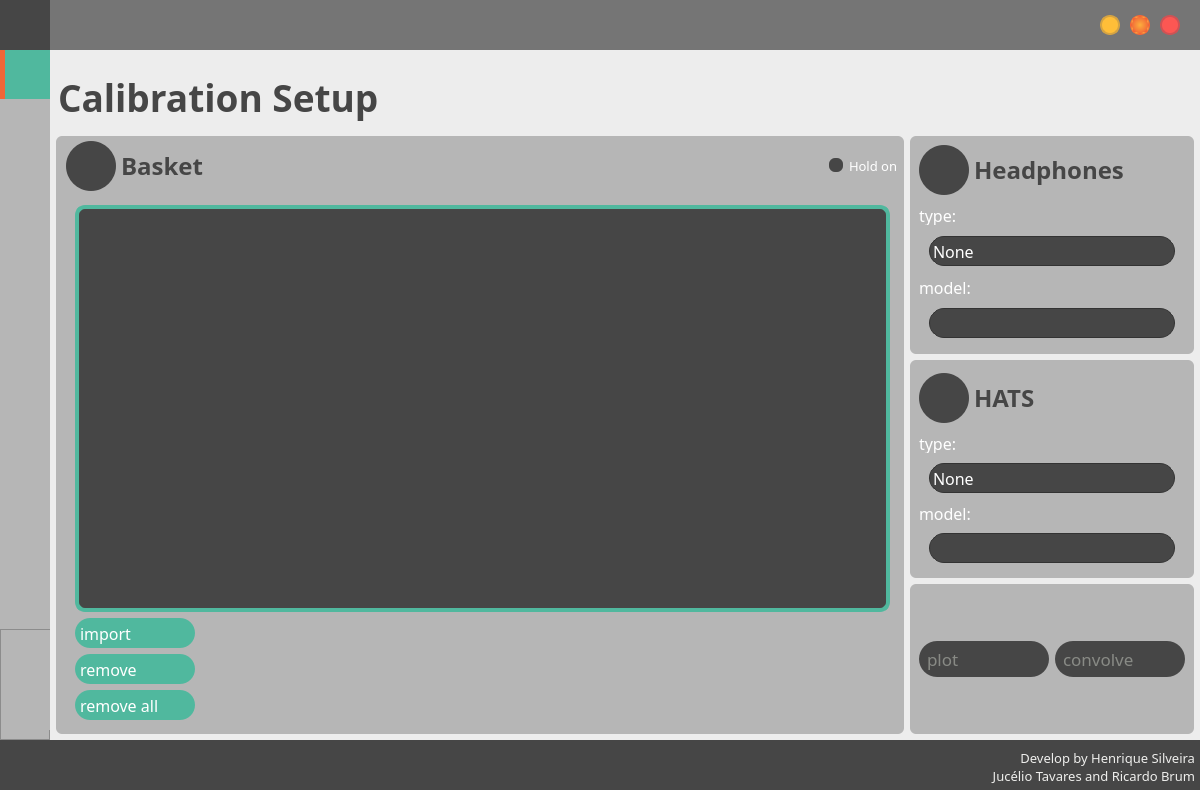
Qt form Forms/form.ui (henriquealende/PsychoBox) before a commit.
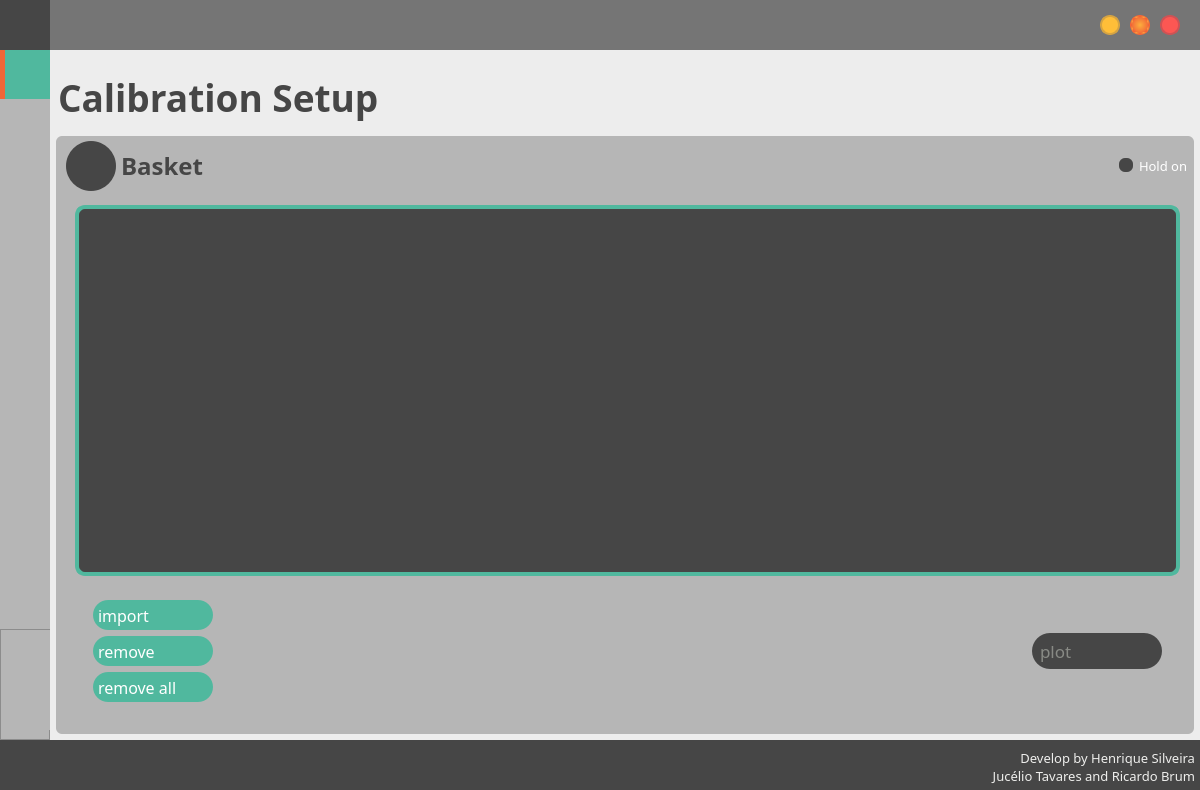
The same form after that commit. The open tabs and pages were chosen to show the change. Icons and pictures are not drawn.

The edit to the form file:
```diff
--- a/Forms/form.ui
+++ b/Forms/form.ui
@@ -6234,6 +6234,12 @@
                    </item>
                    <item>
                     <widget class="QFrame" name="frame_123">
+                     <property name="minimumSize">
+                      <size>
+                       <width>0</width>
+                       <height>130</height>
+                      </size>
+                     </property>
                      <property name="styleSheet">
                       <string notr="true">
 QPushButton {
@@ -6260,627 +6266,88 @@
                      <property name="frameShadow">
                       <enum>QFrame::Raised</enum>
                      </property>
-                     <layout class="QVBoxLayout" name="verticalLayout_86">
-                      <property name="spacing">
-                       <number>6</number>
-                      </property>
-                      <property name="leftMargin">
-                       <number>0</number>
-                      </property>
-                      <property name="topMargin">
-                       <number>0</number>
-                      </property>
-                      <property name="rightMargin">
-                       <number>0</number>
-                      </property>
-                      <property name="bottomMargin">
-                       <number>0</number>
-                      </property>
+                     <layout class="QHBoxLayout" name="horizontalLayout_8">
                       <item>
-                       <widget class="QPushButton" name="importGraph">
-                        <property name="minimumSize">
-                         <size>
-                          <width>0</width>
-                          <height>30</height>
-                         </size>
-                        </property>
-                        <property name="maximumSize">
-                         <size>
-                          <width>120</width>
-                          <height>16777215</height>
-                         </size>
-                        </property>
-                        <property name="font">
-                         <font>
-                          <family>PF BeauSans Pro</family>
-                          <pointsize>12</pointsize>
-                         </font>
-                        </property>
-                        <property name="text">
-                         <string>import</string>
-                        </property>
-                       </widget>
-                      </item>
-                      <item>
-                       <widget class="QPushButton" name="removeGraph">
-                        <property name="minimumSize">
-                         <size>
-                          <width>0</width>
-                          <height>30</height>
-                         </size>
-                        </property>
-                        <property name="maximumSize">
-                         <size>
-                          <width>120</width>
-                          <height>16777215</height>
-                         </size>
-                        </property>
-                        <property name="font">
-                         <font>
-                          <family>PF BeauSans Pro</family>
-                          <pointsize>12</pointsize>
-                         </font>
-                        </property>
-                        <property name="text">
-                         <string>remove</string>
-                        </property>
-                       </widget>
-                      </item>
-                      <item>
-                       <widget class="QPushButton" name="removeAllGraph">
-                        <property name="minimumSize">
-                         <size>
-                          <width>0</width>
-                          <height>30</height>
-                         </size>
-                        </property>
-                        <property name="maximumSize">
-                         <size>
-                          <width>120</width>
-                          <height>16777215</height>
-                         </size>
-                        </property>
-                        <property name="font">
-                         <font>
-                          <family>PF BeauSans Pro</family>
-                          <pointsize>12</pointsize>
-                         </font>
-                        </property>
-                        <property name="text">
-                         <string>remove all</string>
-                        </property>
-                       </widget>
-                      </item>
-                     </layout>
-                    </widget>
-                   </item>
-                  </layout>
-                 </widget>
-                </item>
-               </layout>
-              </widget>
-             </item>
-             <item>
-              <widget class="QFrame" name="RightCalibrationSetup">
-               <property name="minimumSize">
-                <size>
-                 <width>0</width>
-                 <height>0</height>
-                </size>
-               </property>
-               <property name="maximumSize">
-                <size>
-                 <width>16777215</width>
-                 <height>16777215</height>
-                </size>
-               </property>
-               <property name="styleSheet">
-                <string notr="true"/>
-               </property>
-               <property name="frameShape">
-                <enum>QFrame::NoFrame</enum>
-               </property>
-               <property name="frameShadow">
-                <enum>QFrame::Raised</enum>
-               </property>
-               <layout class="QVBoxLayout" name="verticalLayout_90">
-                <property name="spacing">
-                 <number>6</number>
-                </property>
-                <property name="leftMargin">
-                 <number>0</number>
-                </property>
-                <property name="topMargin">
-                 <number>0</number>
-                </property>
-                <property name="rightMargin">
-                 <number>0</number>
-                </property>
-                <property name="bottomMargin">
-                 <number>0</number>
-                </property>
-                <item>
-                 <widget class="QFrame" name="Headphones">
-                  <property name="maximumSize">
-                   <size>
-                    <width>16777215</width>
-                    <height>16777215</height>
-                   </size>
-                  </property>
-                  <property name="styleSheet">
-                   <string notr="true">QFrame{
-	background-color: rgb(182, 182, 182);
-	border-radius: 6px;
-}	
-</string>
-                  </property>
-                  <property name="frameShape">
-                   <enum>QFrame::NoFrame</enum>
-                  </property>
-                  <property name="frameShadow">
-                   <enum>QFrame::Raised</enum>
-                  </property>
-                  <layout class="QVBoxLayout" name="verticalLayout_91">
-                   <property name="spacing">
-                    <number>5</number>
-                   </property>
-                   <item>
-                    <widget class="QFrame" name="frame_133">
-                     <property name="minimumSize">
-                      <size>
-                       <width>0</width>
-                       <height>50</height>
-                      </size>
-                     </property>
-                     <property name="maximumSize">
-                      <size>
-                       <width>16777215</width>
-                       <height>50</height>
-                      </size>
-                     </property>
-                     <property name="frameShape">
-                      <enum>QFrame::NoFrame</enum>
-                     </property>
-                     <property name="frameShadow">
-                      <enum>QFrame::Raised</enum>
-                     </property>
-                     <layout class="QHBoxLayout" name="horizontalLayout_67">
-                      <property name="spacing">
-                       <number>5</number>
-                      </property>
-                      <property name="leftMargin">
-                       <number>0</number>
-                      </property>
-                      <property name="topMargin">
-                       <number>0</number>
-                      </property>
-                      <property name="rightMargin">
-                       <number>0</number>
-                      </property>
-                      <property name="bottomMargin">
-                       <number>0</number>
-                      </property>
-                      <item>
-                       <widget class="QLabel" name="label_98">
-                        <property name="minimumSize">
-                         <size>
-                          <width>50</width>
-                          <height>50</height>
-                         </size>
-                        </property>
-                        <property name="maximumSize">
-                         <size>
-                          <width>50</width>
-                          <height>50</height>
-                         </size>
-                        </property>
-                        <property name="styleSheet">
-                         <string notr="true">QLabel{
-	background-color: rgb(70,70,70);
-	border-radius: 25px;
-}</string>
-                        </property>
-                        <property name="text">
-                         <string/>
-                        </property>
-                        <property name="pixmap">
-                         <pixmap resource="../Resources/resourceGui.qrc">:/icons/img/headphones.png</pixmap>
-                        </property>
-                        <property name="scaledContents">
-                         <bool>true</bool>
-                        </property>
-                        <property name="margin">
-                         <number>9</number>
-                        </property>
-                       </widget>
-                      </item>
-                      <item>
-                       <widget class="QLabel" name="label_99">
-                        <property name="font">
-                         <font>
-                          <family>PF BeauSans Pro</family>
-                          <pointsize>18</pointsize>
-                          <bold>true</bold>
-                         </font>
-                        </property>
-                        <property name="styleSheet">
-                         <string notr="true">color: rgb(70, 70, 70); </string>
-                        </property>
-                        <property name="text">
-                         <string>Headphones</string>
-                        </property>
-                       </widget>
-                      </item>
-                     </layout>
-                    </widget>
-                   </item>
-                   <item>
-                    <widget class="QFrame" name="frame_134">
-                     <property name="styleSheet">
-                      <string notr="true">QComboBox {
-	border: 1px solid #333333;
-	border-radius: 15px;
-	background:  rgb(70, 70, 70);
-	padding: 3px 23px 3px 3px;
-	min-width: 10em;
-	color: rgb(255, 255, 255);
-	margin-left: 10px;
-	margin-right: 10px;
-}
-
-QComboBox::disabled{
-	color: rgb(136, 138, 133)
-}
-
-QComboBox::down-arrow:disabled {    
-	image: url(:/icons/img/downArrowDis.png);
-}
-
-QComboBox::hover{
-border : 3px solid rgb(255, 161, 78);
-}
-QComboBox::drop-down {
-	subcontrol-origin: padding;
-	subcontrol-position: top right;
-	width: 20px;
- 
-	border-top-right-radius: 3px;
-	border-bottom-right-radius: 3px;
-}
-QComboBox::down-arrow {    
-	image: url(:/icons/img/downArrow.png);
-	width : 12px;
-}
-QComboBox QAbstractView{
-	background-color: #4f4f4f;
-	color: #999999;
- 
-	selection-background-color: rgb(70, 70, 70);
-	selection-color: #4f4f4f;
-}
-</string>
-                     </property>
-                     <property name="frameShape">
-                      <enum>QFrame::NoFrame</enum>
-                     </property>
-                     <property name="frameShadow">
-                      <enum>QFrame::Raised</enum>
-                     </property>
-                     <layout class="QVBoxLayout" name="verticalLayout_92">
-                      <property name="leftMargin">
-                       <number>0</number>
-                      </property>
-                      <property name="topMargin">
-                       <number>0</number>
-                      </property>
-                      <property name="rightMargin">
-                       <number>0</number>
-                      </property>
-                      <property name="bottomMargin">
-                       <number>0</number>
-                      </property>
-                      <item>
-                       <widget class="QLabel" name="label_100">
-                        <property name="minimumSize">
-                         <size>
-                          <width>0</width>
-                          <height>20</height>
-                         </size>
-                        </property>
-                        <property name="maximumSize">
-                         <size>
-                          <width>16777215</width>
-                          <height>20</height>
-                         </size>
-                        </property>
-                        <property name="font">
-                         <font>
-                          <family>PF BeauSans Pro</family>
-                          <pointsize>12</pointsize>
-                         </font>
-                        </property>
-                        <property name="styleSheet">
-                         <string notr="true">color: white;</string>
-                        </property>
-                        <property name="text">
-                         <string>type:</string>
-                        </property>
-                       </widget>
-                      </item>
-                      <item>
-                       <widget class="QComboBox" name="typeHeadBox_2">
-                        <property name="minimumSize">
-                         <size>
-                          <width>208</width>
-                          <height>30</height>
-                         </size>
-                        </property>
-                        <property name="maximumSize">
-                         <size>
-                          <width>16777215</width>
-                          <height>30</height>
-                         </size>
-                        </property>
-                        <property name="font">
-                         <font>
-                          <family>PF BeauSans Pro</family>
-                          <pointsize>12</pointsize>
-                         </font>
-                        </property>
-                        <property name="locale">
-                         <locale language="Portuguese" country="Brazil"/>
-                        </property>
-                        <property name="currentIndex">
-                         <number>0</number>
-                        </property>
-                        <property name="insertPolicy">
-                         <enum>QComboBox::InsertAtBottom</enum>
-                        </property>
-                        <item>
-                         <property name="text">
-                          <string>None</string>
-                         </property>
-                        </item>
-                        <item>
-                         <property name="text">
-                          <string>Sennheiser</string>
-                         </property>
-                        </item>
-                       </widget>
-                      </item>
-                      <item>
-                       <widget class="QLabel" name="label_101">
-                        <property name="minimumSize">
-                         <size>
-                          <width>0</width>
-                          <height>20</height>
-                         </size>
-                        </property>
-                        <property name="maximumSize">
-                         <size>
-                          <width>16777215</width>
-                          <height>20</height>
-                         </size>
-                        </property>
-                        <property name="font">
-                         <font>
-                          <family>PF BeauSans Pro</family>
-                          <pointsize>12</pointsize>
-                         </font>
-                        </property>
-                        <property name="styleSheet">
-                         <string notr="true">color: white;</string>
-                        </property>
-                        <property name="text">
-                         <string>model:</string>
-                        </property>
-                       </widget>
-                      </item>
-                      <item>
-                       <widget class="QComboBox" name="modelHeadBox_2">
-                        <property name="enabled">
-                         <bool>false</bool>
-                        </property>
-                        <property name="minimumSize">
-                         <size>
-                          <width>208</width>
-                          <height>30</height>
-                         </size>
-                        </property>
-                        <property name="maximumSize">
-                         <size>
-                          <width>16777215</width>
-                          <height>30</height>
-                         </size>
-                        </property>
-                        <property name="font">
-                         <font>
-                          <family>PF BeauSans Pro</family>
-                          <pointsize>12</pointsize>
-                         </font>
-                        </property>
-                       </widget>
-                      </item>
-                     </layout>
-                    </widget>
-                   </item>
-                  </layout>
-                 </widget>
-                </item>
-                <item>
-                 <widget class="QFrame" name="Hats">
-                  <property name="maximumSize">
-                   <size>
-                    <width>16777215</width>
-                    <height>16777215</height>
-                   </size>
-                  </property>
-                  <property name="styleSheet">
-                   <string notr="true">QFrame{
-	background-color: rgb(182, 182, 182);
-	border-radius: 6px;
-}	
-</string>
-                  </property>
-                  <property name="frameShape">
-                   <enum>QFrame::NoFrame</enum>
-                  </property>
-                  <property name="frameShadow">
-                   <enum>QFrame::Raised</enum>
-                  </property>
-                  <layout class="QVBoxLayout" name="verticalLayout_93">
-                   <property name="spacing">
-                    <number>5</number>
-                   </property>
-                   <item>
-                    <widget class="QFrame" name="frame_136">
-                     <property name="styleSheet">
-                      <string notr="true">QComboBox {
-	border: 1px solid #333333;
-	border-radius: 15px;
-	background:  rgb(70, 70, 70);
-	padding: 3px 23px 3px 3px;
-	min-width: 10em;
-	color: rgb(255, 255, 255);
-	margin-left: 10px;
-	margin-right: 10px;
-}
-
-QComboBox::disabled{
-	color: rgb(136, 138, 133)
-}
-
-QComboBox::down-arrow:disabled {    
-	image: url(:/icons/img/downArrowDis.png);
-}
-
-QComboBox::hover{
-border : 2px solid rgb(255, 161, 78);
-}
-QComboBox::drop-down {
-	subcontrol-origin: padding;
-	subcontrol-position: top right;
-	width: 20px;
- 
-	border-top-right-radius: 3px;
-	border-bottom-right-radius: 3px;
-}
-QComboBox::down-arrow {    
-	image: url(:/icons/img/downArrow.png);
-	width : 12px;
-}
-QComboBox QAbstractView{
-	background-color: #4f4f4f;
-	color: #999999;
- 
-	selection-background-color: rgb(70, 70, 70);
-	selection-color: #4f4f4f;
-}
-</string>
-                     </property>
-                     <property name="frameShape">
-                      <enum>QFrame::NoFrame</enum>
-                     </property>
-                     <property name="frameShadow">
-                      <enum>QFrame::Raised</enum>
-                     </property>
-                     <layout class="QVBoxLayout" name="verticalLayout_94">
-                      <property name="leftMargin">
-                       <number>0</number>
-                      </property>
-                      <property name="topMargin">
-                       <number>0</number>
-                      </property>
-                      <property name="rightMargin">
-                       <number>0</number>
-                      </property>
-                      <property name="bottomMargin">
-                       <number>0</number>
-                      </property>
-                      <item>
-                       <widget class="QFrame" name="frame_137">
-                        <property name="minimumSize">
-                         <size>
-                          <width>0</width>
-                          <height>50</height>
-                         </size>
-                        </property>
-                        <property name="maximumSize">
-                         <size>
-                          <width>16777215</width>
-                          <height>50</height>
-                         </size>
-                        </property>
+                       <widget class="QFrame" name="frame_6">
                         <property name="frameShape">
-                         <enum>QFrame::NoFrame</enum>
+                         <enum>QFrame::StyledPanel</enum>
                         </property>
                         <property name="frameShadow">
                          <enum>QFrame::Raised</enum>
                         </property>
-                        <layout class="QHBoxLayout" name="horizontalLayout_68">
-                         <property name="spacing">
-                          <number>5</number>
-                         </property>
-                         <property name="leftMargin">
-                          <number>0</number>
-                         </property>
-                         <property name="topMargin">
-                          <number>0</number>
-                         </property>
-                         <property name="rightMargin">
-                          <number>0</number>
-                         </property>
-                         <property name="bottomMargin">
-                          <number>0</number>
-                         </property>
+                        <layout class="QVBoxLayout" name="verticalLayout_9">
                          <item>
-                          <widget class="QLabel" name="label_102">
+                          <widget class="QPushButton" name="importGraph">
                            <property name="minimumSize">
                             <size>
-                             <width>50</width>
-                             <height>50</height>
+                             <width>0</width>
+                             <height>30</height>
                             </size>
                            </property>
                            <property name="maximumSize">
                             <size>
-                             <width>50</width>
-                             <height>50</height>
+                             <width>120</width>
+                             <height>16777215</height>
                             </size>
                            </property>
-                           <property name="styleSheet">
-                            <string notr="true">QLabel{
-	background-color: rgb(70,70,70);
-	border-radius: 25px;
-}</string>
+                           <property name="font">
+                            <font>
+                             <family>PF BeauSans Pro</family>
+                             <pointsize>12</pointsize>
+                            </font>
                            </property>
                            <property name="text">
-                            <string/>
+                            <string>import</string>
                            </property>
-                           <property name="pixmap">
-                            <pixmap resource="../Resources/resourceGui.qrc">:/icons/img/HATS.png</pixmap>
+                          </widget>
+                         </item>
+                         <item>
+                          <widget class="QPushButton" name="removeGraph">
+                           <property name="minimumSize">
+                            <size>
+                             <width>0</width>
+                             <height>30</height>
+                            </size>
                            </property>
-                           <property name="scaledContents">
-                            <bool>true</bool>
+                           <property name="maximumSize">
+                            <size>
+                             <width>120</width>
+                             <height>16777215</height>
+                            </size>
                            </property>
-                           <property name="margin">
-                            <number>8</number>
+                           <property name="font">
+                            <font>
+                             <family>PF BeauSans Pro</family>
+                             <pointsize>12</pointsize>
+                            </font>
                            </property>
+                           <property name="text">
+                            <string>remove</string>
+                           </property>
                           </widget>
                          </item>
                          <item>
-                          <widget class="QLabel" name="label_103">
+                          <widget class="QPushButton" name="removeAllGraph">
+                           <property name="minimumSize">
+                            <size>
+                             <width>0</width>
+                             <height>30</height>
+                            </size>
+                           </property>
+                           <property name="maximumSize">
+                            <size>
+                             <width>120</width>
+                             <height>16777215</height>
+                            </size>
+                           </property>
                            <property name="font">
                             <font>
                              <family>PF BeauSans Pro</family>
-                             <pointsize>18</pointsize>
-                             <bold>true</bold>
+                             <pointsize>12</pointsize>
                             </font>
                            </property>
-                           <property name="styleSheet">
-                            <string notr="true">color: rgb(70, 70, 70); </string>
-                           </property>
                            <property name="text">
-                            <string>HATS</string>
+                            <string>remove all</string>
                            </property>
                           </widget>
                          </item>
@@ -6888,139 +6355,9 @@
                        </widget>
                       </item>
                       <item>
-                       <widget class="QLabel" name="label_104">
-                        <property name="minimumSize">
-                         <size>
-                          <width>0</width>
-                          <height>20</height>
-                         </size>
-                        </property>
-                        <property name="maximumSize">
-                         <size>
-                          <width>16777215</width>
-                          <height>20</height>
-                         </size>
-                        </property>
-                        <property name="font">
-                         <font>
-                          <family>PF BeauSans Pro</family>
-                          <pointsize>12</pointsize>
-                         </font>
-                        </property>
+                       <widget class="QFrame" name="frame_8">
                         <property name="styleSheet">
-                         <string notr="true">color: white;</string>
-                        </property>
-                        <property name="text">
-                         <string>type:</string>
-                        </property>
-                       </widget>
-                      </item>
-                      <item>
-                       <widget class="QComboBox" name="typeHatsBox_2">
-                        <property name="minimumSize">
-                         <size>
-                          <width>208</width>
-                          <height>30</height>
-                         </size>
-                        </property>
-                        <property name="maximumSize">
-                         <size>
-                          <width>16777215</width>
-                          <height>30</height>
-                         </size>
-                        </property>
-                        <property name="font">
-                         <font>
-                          <family>PF BeauSans Pro</family>
-                          <pointsize>12</pointsize>
-                         </font>
-                        </property>
-                        <item>
-                         <property name="text">
-                          <string>None</string>
-                         </property>
-                        </item>
-                        <item>
-                         <property name="text">
-                          <string>HeadAcoustics</string>
-                         </property>
-                        </item>
-                        <item>
-                         <property name="text">
-                          <string>GRASS</string>
-                         </property>
-                        </item>
-                       </widget>
-                      </item>
-                      <item>
-                       <widget class="QLabel" name="label_105">
-                        <property name="minimumSize">
-                         <size>
-                          <width>0</width>
-                          <height>20</height>
-                         </size>
-                        </property>
-                        <property name="maximumSize">
-                         <size>
-                          <width>16777215</width>
-                          <height>20</height>
-                         </size>
-                        </property>
-                        <property name="font">
-                         <font>
-                          <family>PF BeauSans Pro</family>
-                          <pointsize>12</pointsize>
-                         </font>
-                        </property>
-                        <property name="styleSheet">
-                         <string notr="true">color: white;</string>
-                        </property>
-                        <property name="text">
-                         <string>model:</string>
-                        </property>
-                       </widget>
-                      </item>
-                      <item>
-                       <widget class="QComboBox" name="modelHatsBox_2">
-                        <property name="enabled">
-                         <bool>false</bool>
-                        </property>
-                        <property name="minimumSize">
-                         <size>
-                          <width>208</width>
-                          <height>30</height>
-                         </size>
-                        </property>
-                        <property name="maximumSize">
-                         <size>
-                          <width>16777215</width>
-                          <height>30</height>
-                         </size>
-                        </property>
-                        <property name="font">
-                         <font>
-                          <family>PF BeauSans Pro</family>
-                          <pointsize>12</pointsize>
-                         </font>
-                        </property>
-                       </widget>
-                      </item>
-                     </layout>
-                    </widget>
-                   </item>
-                  </layout>
-                 </widget>
-                </item>
-                <item>
-                 <widget class="QFrame" name="frame_13">
-                  <property name="maximumSize">
-                   <size>
-                    <width>16777215</width>
-                    <height>150</height>
-                   </size>
-                  </property>
-                  <property name="styleSheet">
-                   <string notr="true">QFrame{
+                         <string notr="true">QFrame{
 	background-color: rgb(182, 182, 182);
 	border-radius: 6px;
 }	
@@ -7047,92 +6384,58 @@
 	background-color:rgb(70, 70, 70);
 }
 </string>
-                  </property>
-                  <property name="frameShape">
-                   <enum>QFrame::StyledPanel</enum>
-                  </property>
-                  <property name="frameShadow">
-                   <enum>QFrame::Raised</enum>
-                  </property>
-                  <layout class="QHBoxLayout" name="horizontalLayout_18">
-                   <item>
-                    <widget class="QPushButton" name="plot">
-                     <property name="enabled">
-                      <bool>false</bool>
-                     </property>
-                     <property name="minimumSize">
-                      <size>
-                       <width>130</width>
-                       <height>36</height>
-                      </size>
-                     </property>
-                     <property name="maximumSize">
-                      <size>
-                       <width>130</width>
-                       <height>36</height>
-                      </size>
-                     </property>
-                     <property name="font">
-                      <font>
-                       <family>PF BeauSans Pro</family>
-                       <pointsize>13</pointsize>
-                       <bold>false</bold>
-                      </font>
-                     </property>
-                     <property name="text">
-                      <string>plot</string>
-                     </property>
-                     <property name="icon">
-                      <iconset resource="../Resources/resourceGui.qrc">
-                       <normaloff>:/icons/img/bar-graph.png</normaloff>
-                       <disabledoff>:/icons/img/bar-graph_dis.png</disabledoff>:/icons/img/bar-graph.png</iconset>
-                     </property>
-                     <property name="iconSize">
-                      <size>
-                       <width>20</width>
-                       <height>20</height>
-                      </size>
-                     </property>
-                    </widget>
-                   </item>
-                   <item>
-                    <widget class="QPushButton" name="join">
-                     <property name="enabled">
-                      <bool>false</bool>
-                     </property>
-                     <property name="minimumSize">
-                      <size>
-                       <width>130</width>
-                       <height>36</height>
-                      </size>
-                     </property>
-                     <property name="maximumSize">
-                      <size>
-                       <width>130</width>
-                       <height>36</height>
-                      </size>
-                     </property>
-                     <property name="font">
-                      <font>
-                       <family>PF BeauSans Pro</family>
-                       <pointsize>13</pointsize>
-                       <bold>false</bold>
-                      </font>
-                     </property>
-                     <property name="text">
-                      <string>convolve</string>
-                     </property>
-                     <property name="icon">
-                      <iconset resource="../Resources/resourceGui.qrc">
-                       <normaloff>:/icons/img/puzzle.png</normaloff>
-                       <disabledoff>:/icons/img/puzzle_disabled.png</disabledoff>:/icons/img/puzzle.png</iconset>
-                     </property>
-                     <property name="iconSize">
-                      <size>
-                       <width>25</width>
-                       <height>25</height>
-                      </size>
-                     </property>
+                        </property>
+                        <property name="frameShape">
+                         <enum>QFrame::StyledPanel</enum>
+                        </property>
+                        <property name="frameShadow">
+                         <enum>QFrame::Raised</enum>
+                        </property>
+                        <layout class="QVBoxLayout" name="verticalLayout_15">
+                         <item alignment="Qt::AlignRight">
+                          <widget class="QPushButton" name="plot">
+                           <property name="enabled">
+                            <bool>false</bool>
+                           </property>
+                           <property name="minimumSize">
+                            <size>
+                             <width>130</width>
+                             <height>36</height>
+                            </size>
+                           </property>
+                           <property name="maximumSize">
+                            <size>
+                             <width>130</width>
+                             <height>36</height>
+                            </size>
+                           </property>
+                           <property name="font">
+                            <font>
+                             <family>PF BeauSans Pro</family>
+                             <pointsize>13</pointsize>
+                             <bold>false</bold>
+                            </font>
+                           </property>
+                           <property name="text">
+                            <string>plot</string>
+                           </property>
+                           <property name="icon">
+                            <iconset resource="../Resources/resourceGui.qrc">
+                             <normaloff>:/icons/img/bar-graph.png</normaloff>
+                             <disabledoff>:/icons/img/bar-graph_dis.png</disabledoff>:/icons/img/bar-graph.png</iconset>
+                           </property>
+                           <property name="iconSize">
+                            <size>
+                             <width>20</width>
+                             <height>20</height>
+                            </size>
+                           </property>
+                          </widget>
+                         </item>
+                        </layout>
+                       </widget>
+                      </item>
+                     </layout>
                     </widget>
                    </item>
                   </layout>
```
